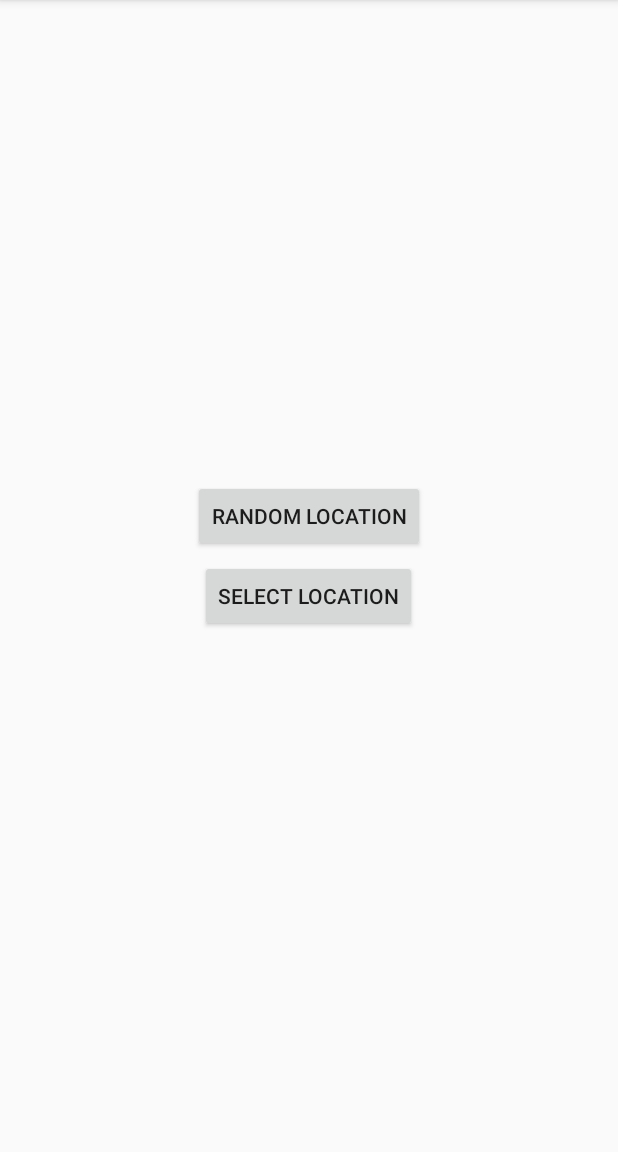
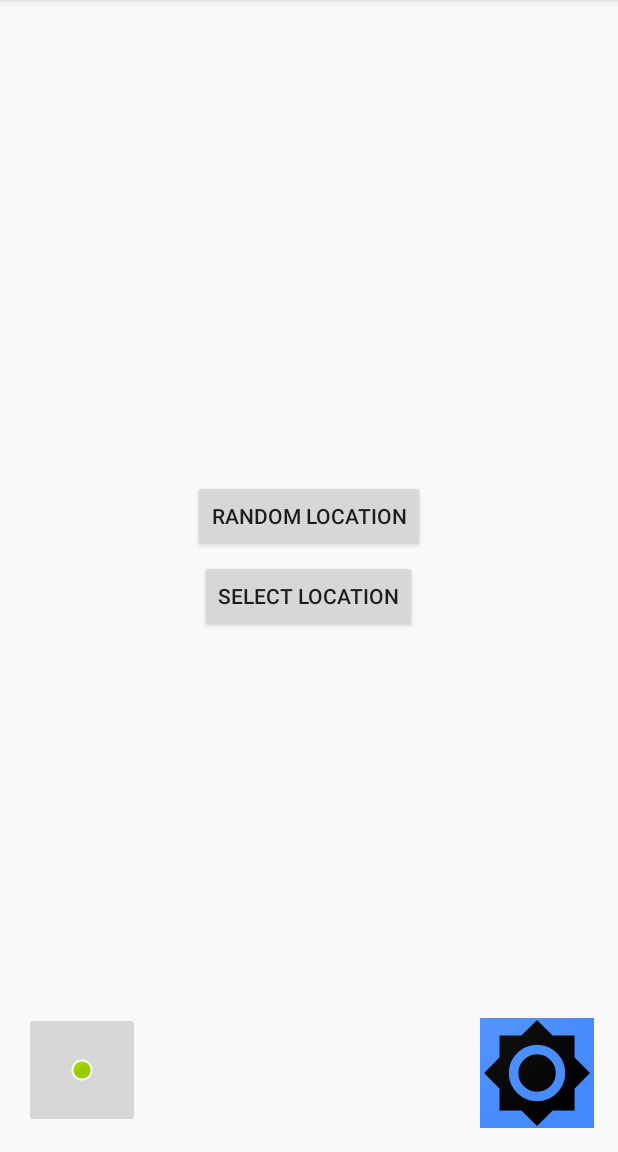
Before and after one commit to Iangame4/HylandHack2020, an Android app: the MainMenuActivity screen opened directly, with no data from a screen before it, on a phone screen of 412 x 824 dp, the part 84-1236 px from its top. Run offline under Robolectric (Android 15) with nearby library versions, the phone set to English and light mode, and no system bars.

Commit message:
adding imageButtons to main menu

```diff
--- a/app/src/main/java/c/hylandhack/kintober/MainMenuActivity.kt
+++ b/app/src/main/java/c/hylandhack/kintober/MainMenuActivity.kt
@@ -2,11 +2,32 @@
 
 import android.support.v7.app.AppCompatActivity
 import android.os.Bundle
+import kotlinx.android.synthetic.main.activity_main.*
+import kotlinx.android.synthetic.main.activity_main_menu.*
 
 class MainMenuActivity : AppCompatActivity() {
+
+
 
     override fun onCreate(savedInstanceState: Bundle?) {
         super.onCreate(savedInstanceState)
         setContentView(R.layout.activity_main_menu)
+
+
+        var pic = true;
+        ibBiking.setOnClickListener {
+            ibBiking.setImageResource(
+                if(pic) R.mipmap.ic_launcher_round else R.mipmap.ic_launcher
+            )
+            pic = !pic
+        }
+
+        var pic2 = false;
+        ibWalking.setOnClickListener {
+            ibWalking.setImageResource(
+                if (pic2) R.mipmap.ic_walking_round else R.mipmap.ic_walking
+            )
+            pic2 = !pic2;
+        }
     }
 }
--- /dev/null
+++ b/app/src/main/res/drawable/ic_walking_background.xml
@@ -0,0 +1,74 @@
+<?xml version="1.0" encoding="utf-8"?>
+<vector
+    android:height="108dp"
+    android:width="108dp"
+    android:viewportHeight="108"
+    android:viewportWidth="108"
+    xmlns:android="http://schemas.android.com/apk/res/android">
+    <path android:fillColor="#008577"
+          android:pathData="M0,0h108v108h-108z"/>
+    <path android:fillColor="#00000000" android:pathData="M9,0L9,108"
+          android:strokeColor="#33FFFFFF" android:strokeWidth="0.8"/>
+    <path android:fillColor="#00000000" android:pathData="M19,0L19,108"
+          android:strokeColor="#33FFFFFF" android:strokeWidth="0.8"/>
+    <path android:fillColor="#00000000" android:pathData="M29,0L29,108"
+          android:strokeColor="#33FFFFFF" android:strokeWidth="0.8"/>
+    <path android:fillColor="#00000000" android:pathData="M39,0L39,108"
+          android:strokeColor="#33FFFFFF" android:strokeWidth="0.8"/>
+    <path android:fillColor="#00000000" android:pathData="M49,0L49,108"
+          android:strokeColor="#33FFFFFF" android:strokeWidth="0.8"/>
+    <path android:fillColor="#00000000" android:pathData="M59,0L59,108"
+          android:strokeColor="#33FFFFFF" android:strokeWidth="0.8"/>
+    <path android:fillColor="#00000000" android:pathData="M69,0L69,108"
+          android:strokeColor="#33FFFFFF" android:strokeWidth="0.8"/>
+    <path android:fillColor="#00000000" android:pathData="M79,0L79,108"
+          android:strokeColor="#33FFFFFF" android:strokeWidth="0.8"/>
+    <path android:fillColor="#00000000" android:pathData="M89,0L89,108"
+          android:strokeColor="#33FFFFFF" android:strokeWidth="0.8"/>
+    <path android:fillColor="#00000000" android:pathData="M99,0L99,108"
+          android:strokeColor="#33FFFFFF" android:strokeWidth="0.8"/>
+    <path android:fillColor="#00000000" android:pathData="M0,9L108,9"
+          android:strokeColor="#33FFFFFF" android:strokeWidth="0.8"/>
+    <path android:fillColor="#00000000" android:pathData="M0,19L108,19"
+          android:strokeColor="#33FFFFFF" android:strokeWidth="0.8"/>
+    <path android:fillColor="#00000000" android:pathData="M0,29L108,29"
+          android:strokeColor="#33FFFFFF" android:strokeWidth="0.8"/>
+    <path android:fillColor="#00000000" android:pathData="M0,39L108,39"
+          android:strokeColor="#33FFFFFF" android:strokeWidth="0.8"/>
+    <path android:fillColor="#00000000" android:pathData="M0,49L108,49"
+          android:strokeColor="#33FFFFFF" android:strokeWidth="0.8"/>
+    <path android:fillColor="#00000000" android:pathData="M0,59L108,59"
+          android:strokeColor="#33FFFFFF" android:strokeWidth="0.8"/>
+    <path android:fillColor="#00000000" android:pathData="M0,69L108,69"
+          android:strokeColor="#33FFFFFF" android:strokeWidth="0.8"/>
+    <path android:fillColor="#00000000" android:pathData="M0,79L108,79"
+          android:strokeColor="#33FFFFFF" android:strokeWidth="0.8"/>
+    <path android:fillColor="#00000000" android:pathData="M0,89L108,89"
+          android:strokeColor="#33FFFFFF" android:strokeWidth="0.8"/>
+    <path android:fillColor="#00000000" android:pathData="M0,99L108,99"
+          android:strokeColor="#33FFFFFF" android:strokeWidth="0.8"/>
+    <path android:fillColor="#00000000" android:pathData="M19,29L89,29"
+          android:strokeColor="#33FFFFFF" android:strokeWidth="0.8"/>
+    <path android:fillColor="#00000000" android:pathData="M19,39L89,39"
+          android:strokeColor="#33FFFFFF" android:strokeWidth="0.8"/>
+    <path android:fillColor="#00000000" android:pathData="M19,49L89,49"
+          android:strokeColor="#33FFFFFF" android:strokeWidth="0.8"/>
+    <path android:fillColor="#00000000" android:pathData="M19,59L89,59"
+          android:strokeColor="#33FFFFFF" android:strokeWidth="0.8"/>
+    <path android:fillColor="#00000000" android:pathData="M19,69L89,69"
+          android:strokeColor="#33FFFFFF" android:strokeWidth="0.8"/>
+    <path android:fillColor="#00000000" android:pathData="M19,79L89,79"
+          android:strokeColor="#33FFFFFF" android:strokeWidth="0.8"/>
+    <path android:fillColor="#00000000" android:pathData="M29,19L29,89"
+          android:strokeColor="#33FFFFFF" android:strokeWidth="0.8"/>
+    <path android:fillColor="#00000000" android:pathData="M39,19L39,89"
+          android:strokeColor="#33FFFFFF" android:strokeWidth="0.8"/>
+    <path android:fillColor="#00000000" android:pathData="M49,19L49,89"
+          android:strokeColor="#33FFFFFF" android:strokeWidth="0.8"/>
+    <path android:fillColor="#00000000" android:pathData="M59,19L59,89"
+          android:strokeColor="#33FFFFFF" android:strokeWidth="0.8"/>
+    <path android:fillColor="#00000000" android:pathData="M69,19L69,89"
+          android:strokeColor="#33FFFFFF" android:strokeWidth="0.8"/>
+    <path android:fillColor="#00000000" android:pathData="M79,19L79,89"
+          android:strokeColor="#33FFFFFF" android:strokeWidth="0.8"/>
+</vector>
--- a/app/src/main/res/layout/activity_main_menu.xml
+++ b/app/src/main/res/layout/activity_main_menu.xml
@@ -33,4 +33,27 @@
             app:layout_constraintEnd_toEndOf="parent"
             app:layout_constraintStart_toStartOf="parent"
             app:layout_constraintTop_toBottomOf="@+id/btnRandom" />
+
+    <ImageButton
+            android:id="@+id/ibBiking"
+            android:layout_width="77dp"
+            android:layout_height="77dp"
+            android:layout_marginStart="16dp"
+            android:layout_marginLeft="16dp"
+            android:layout_marginBottom="16dp"
+            app:layout_constraintBottom_toBottomOf="parent"
+            app:layout_constraintStart_toStartOf="parent"
+            app:srcCompat="@android:drawable/presence_online" />
+
+    <ImageButton
+            android:id="@+id/ibWalking"
+            android:layout_width="76dp"
+            android:layout_height="73dp"
+            android:layout_marginEnd="16dp"
+            android:layout_marginRight="16dp"
+            android:layout_marginBottom="16dp"
+            app:layout_constraintBottom_toBottomOf="parent"
+            app:layout_constraintEnd_toEndOf="parent"
+            app:srcCompat="@mipmap/ic_walking_foreground" />
+
 </android.support.constraint.ConstraintLayout>
--- /dev/null
+++ b/app/src/main/res/mipmap-anydpi-v26/ic_walking_round.xml
@@ -0,0 +1,5 @@
+<?xml version="1.0" encoding="utf-8"?>
+<adaptive-icon xmlns:android="http://schemas.android.com/apk/res/android">
+    <background android:drawable="@drawable/ic_walking_background"/>
+    <foreground android:drawable="@mipmap/ic_walking_foreground"/>
+</adaptive-icon>
```
Also changed, not shown: app/src/main/ic_walking-web.png (added), app/src/main/res/mipmap-hdpi/ic_walking.png (added), app/src/main/res/mipmap-hdpi/ic_walking_foreground.png (added), app/src/main/res/mipmap-mdpi/ic_walking_round.png (added), app/src/main/res/mipmap-xhdpi/ic_walking_foreground.png (added), app/src/main/res/mipmap-xhdpi/ic_walking_round.png (added), app/src/main/res/mipmap-xxhdpi/ic_walking_round.png (added), app/src/main/res/mipmap-xxxhdpi/ic_walking_foreground.png (added).
